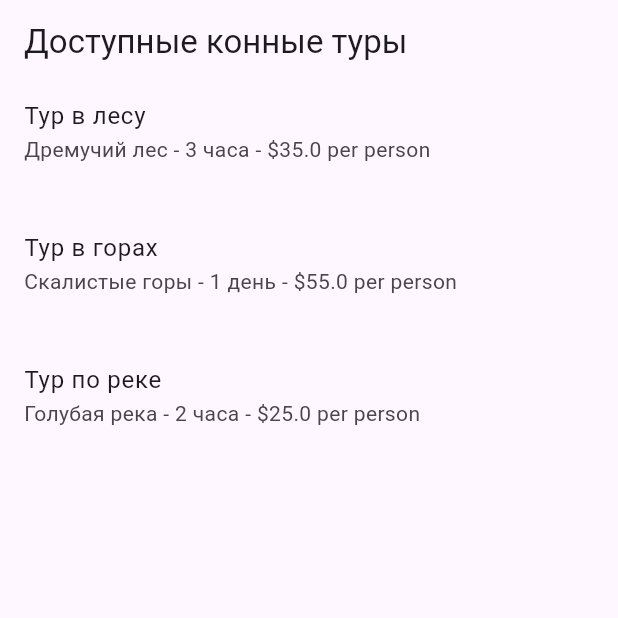
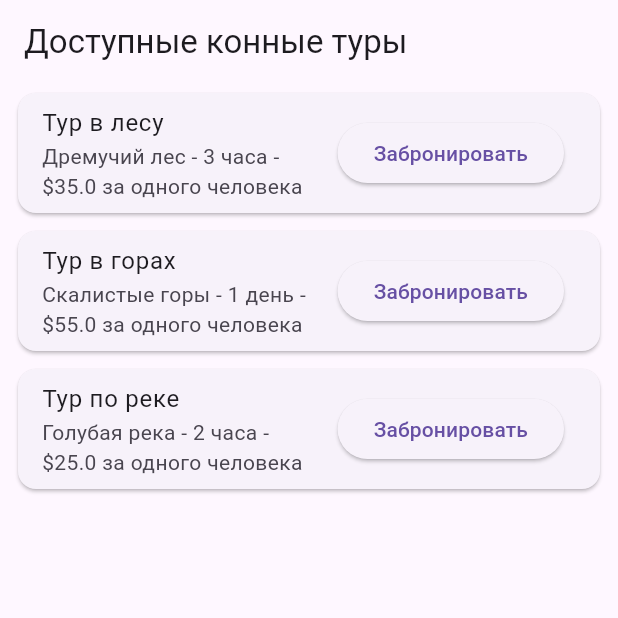
Before and after one commit to alinezzz/rkmp5, a Flutter app: the screen it shows after launch, on a phone screen of 412 x 824 dp, the top half of it. Run offline on Flutter 3.47's test engine with Material 3 defaults, Android fonts, the phone set to English and light mode, and no system bars.

Commit message:
Add TourListScreen

```diff
--- a/lib/app.dart
+++ b/lib/app.dart
@@ -7,7 +7,7 @@ class HorseToursApp extends StatelessWidget {
   @override
   Widget build(BuildContext context) {
     return MaterialApp(
-      title: 'Horse Tours Booking App',
+      title: 'Приложение для бронирования конных туров',
       theme: ThemeData(
         primarySwatch: Colors.blue,
       ),
--- a/lib/feature/horse_tour/screens/horse_tour_screen.dart
+++ b/lib/feature/horse_tour/screens/horse_tour_screen.dart
@@ -1,4 +1,5 @@
 import 'package:flutter/material.dart';
+import '../models/horse_tour_model.dart';
 import '../horse_tour_repository.dart';
 
 class ToursListScreen extends StatelessWidget {
@@ -14,17 +15,46 @@ class ToursListScreen extends StatelessWidget {
       appBar: AppBar(
         title: Text('Доступные конные туры'),
       ),
-      body: ListView.builder(
-        itemCount: tours.length,
-        itemBuilder: (context, index) {
-          final tour = tours[index];
-          return ListTile(
-            title: Text(tour.name),
-            subtitle: Text('${tour.location} - ${tour.duration} - \$${tour.pricePerPerson} per person'),
-            isThreeLine: true,
+      body: ToursListView(
+        tours: tours,
+        onBookTap: (tour) {
+          ScaffoldMessenger.of(context).showSnackBar(
+            SnackBar(content: Text('Бронирование ${tour.name}')),
           );
         },
       ),
     );
   }
 }
+
+class ToursListView extends StatelessWidget {
+  final List<TourModel> tours;
+  final Function(TourModel) onBookTap;
+
+  const ToursListView({
+    super.key,
+    required this.tours,
+    required this.onBookTap,
+  });
+
+  @override
+  Widget build(BuildContext context) {
+    return ListView.builder(
+      itemCount: tours.length,
+      itemBuilder: (context, index) {
+        final tour = tours[index];
+        return Card(
+          margin: EdgeInsets.symmetric(horizontal: 12, vertical: 6),
+          child: ListTile(
+            title: Text(tour.name),
+            subtitle: Text('${tour.location} - ${tour.duration} - \$${tour.pricePerPerson} за одного человека'),
+            trailing: ElevatedButton(
+              onPressed: () => onBookTap(tour),
+              child: Text('Забронировать'),
+            ),
+          ),
+        );
+      },
+    );
+  }
+}
```
